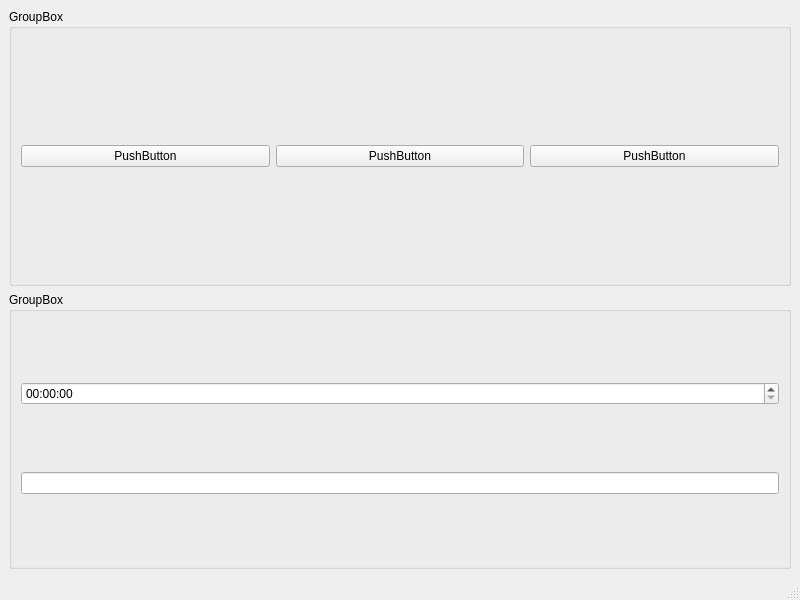
Before: the Qt Designer form Lesson5/Task1/Stopwatch/mainwindow.ui in turpal88/QT_CrossPlatform_Development, drawn with Qt 5.
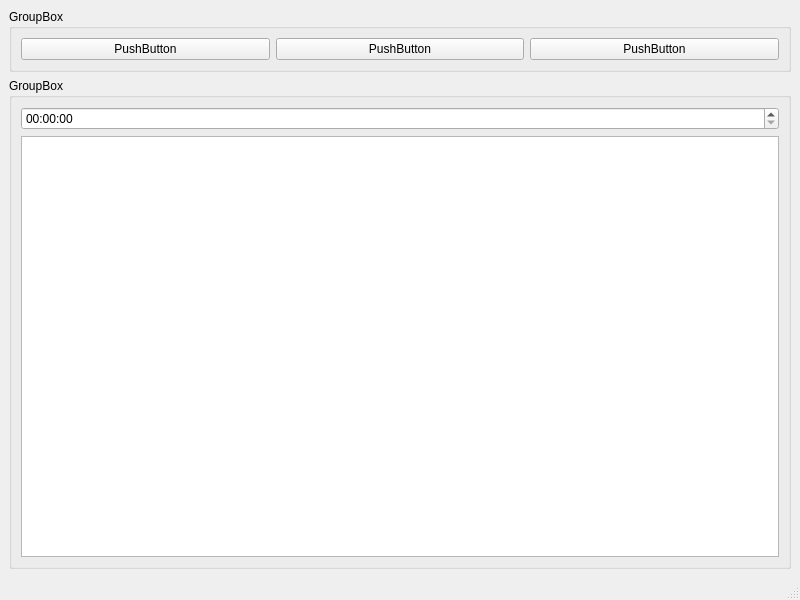
After: the same form once the commit is applied.

What changed in the file:
```diff
--- a/Lesson5/Task1/Stopwatch/mainwindow.ui
+++ b/Lesson5/Task1/Stopwatch/mainwindow.ui
@@ -29,7 +29,7 @@
         </widget>
        </item>
        <item>
-        <widget class="QLineEdit" name="lineEdit"/>
+        <widget class="QTextBrowser" name="textBrowser"/>
        </item>
       </layout>
      </widget>
```
